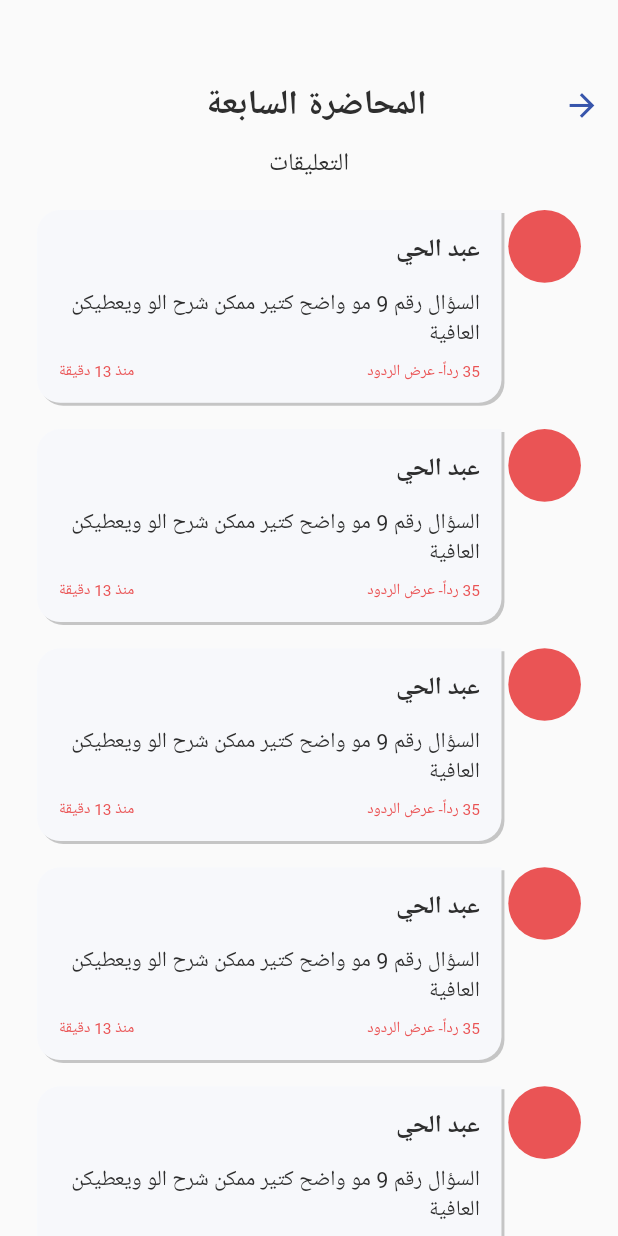
After one commit to AbdullahSh-25/ez-learn, a Flutter app: the CommentScreen screen opened directly, on a phone screen of 412 x 824 dp. The commit adds this screen. Run offline on Flutter 3.47's test engine with Material 2 defaults, Android fonts, the phone set to English and light mode, and no system bars; our stand-ins replace bloc, dio, equatable, flutter_bloc, flutter_screenutil, flutter_svg and 2 more; missing offline and left inert: comment_tree, flutter_fancy_tree_view; Roboto replaces fonts that are missing (Almarai).

Commit message:
comment and some fix

```diff
--- a/lib/features/auth/presentation/ui/screen/sign_in.dart
+++ b/lib/features/auth/presentation/ui/screen/sign_in.dart
@@ -18,8 +18,11 @@ class SignInScreen extends StatelessWidget {
     return Scaffold(
       resizeToAvoidBottomInset: false,
       body: Stack(
+        fit: StackFit.expand,
         children: [
-          const BackgroundImage(image: 'assets/images/Group 47934.svg'),
+          BackgroundImage(
+            image: 'assets/images/Group 47934.svg',
+          ),
           Padding(
             padding: REdgeInsetsDirectional.only(top: 162, bottom: 162, start: 25, end: 25),
             child: CardSignIn(),
--- /dev/null
+++ b/lib/features/comment/presentation/ui/screen/comment_screen.dart
@@ -0,0 +1,53 @@
+import 'package:ez_learn/core/common/config/theme/colors.dart';
+import 'package:ez_learn/features/comment/presentation/ui/screen/comment_reply.dart';
+import 'package:ez_learn/features/comment/presentation/ui/widget/comment_item.dart';
+import 'package:ez_learn/features/lectures_details/presentation/ui/widget/coustom_appbar_lecture.dart';
+import 'package:flutter/material.dart';
+import 'package:flutter_screenutil/flutter_screenutil.dart';
+
+class CommentScreen extends StatelessWidget {
+  const CommentScreen({super.key});
+
+  @override
+  Widget build(BuildContext context) {
+    return Scaffold(
+      body: Container(
+        height: MediaQuery.of(context).size.height,
+        child: Column(
+          children: [
+            45.verticalSpace,
+            const CustomAppBar(
+              text: 'المحاضرة السابعة',
+            ),
+            3.verticalSpace,
+            Center(
+              child: Text(
+                'التعليقات',
+                style: Theme.of(context).textTheme.titleMedium,
+              ),
+            ),
+            20.verticalSpace,
+            Expanded(
+              child: Padding(
+                padding: EdgeInsets.symmetric(
+                  horizontal: 24.r,
+                ),
+                child: ListView.builder(
+                  itemCount: 10,
+                  itemBuilder: (context, index) => GestureDetector(
+                    onTap: () {
+                      Navigator.of(context).push(MaterialPageRoute(
+                        builder: (context) => MyTreeView(),
+                      ));
+                    },
+                    child: CommentItem(),
+                  ),
+                ),
+              ),
+            ),
+          ],
+        ),
+      ),
+    );
+  }
+}
--- /dev/null
+++ b/lib/features/comment/presentation/ui/widget/comment_item.dart
@@ -0,0 +1,96 @@
+import 'package:ez_learn/core/common/config/theme/colors.dart';
+import 'package:flutter/material.dart';
+import 'package:flutter_screenutil/flutter_screenutil.dart';
+
+class CommentItem extends StatelessWidget {
+  const CommentItem({super.key});
+
+  @override
+  Widget build(BuildContext context) {
+    return Padding(
+      padding: EdgeInsets.only(bottom: 17.r),
+      child: Row(
+        crossAxisAlignment: CrossAxisAlignment.start,
+        children: [
+          Container(
+            width: 47.r,
+            height: 47.r,
+            decoration: BoxDecoration(
+              color: AppColors.red,
+              borderRadius: BorderRadius.circular(100.r),
+            ),
+          ),
+          SizedBox(
+            width: 4.w,
+          ),
+          Expanded(
+            child: Container(
+              padding: EdgeInsets.all(14.r),
+              decoration: BoxDecoration(
+                color: Color(0xff24C5CEE6),
+                borderRadius: BorderRadius.only(
+                  topLeft: Radius.circular(15.r),
+                  bottomLeft: Radius.circular(15.r),
+                  bottomRight: Radius.circular(15.r),
+                ),
+                boxShadow: const [
+                  BoxShadow(
+                    color: Color(
+                      0xff36000000,
+                    ),
+                    offset: Offset(
+                      2.0,
+                      2.0,
+                    ),
+                  ),
+                  BoxShadow(
+                    color: Colors.white,
+                    offset: Offset(0.0, 0.0),
+                    blurRadius: 0.0,
+                    spreadRadius: 0.0,
+                  ),
+                ],
+              ),
+              child: Column(
+                crossAxisAlignment: CrossAxisAlignment.start,
+                children: [
+                  Text(
+                    'عبد الحي',
+                    style: Theme.of(context).textTheme.titleLarge,
+                  ),
+                  SizedBox(
+                    height: 16.h,
+                  ),
+                  Text(
+                    'السؤال رقم 9 مو واضح كتير ممكن شرح الو ويعطيكن العافية ',
+                    style: Theme.of(context).textTheme.bodyMedium,
+                  ),
+                  SizedBox(
+                    height: 7.h,
+                  ),
+                  Row(
+                    mainAxisAlignment: MainAxisAlignment.spaceBetween,
+                    children: [
+                      Text(
+                        '35 رداً- عرض الردود',
+                        style: Theme.of(context).textTheme.labelMedium?.copyWith(
+                              color: const Color(0xffEA5455),
+                            ),
+                      ),
+                      Text(
+                        'منذ 13 دقيقة',
+                        style: Theme.of(context).textTheme.labelMedium?.copyWith(
+                              color: const Color(0xffEA5455),
+                            ),
+                      ),
+                    ],
+                  ),
+                ],
+              ),
+            ),
+          ),
+        ],
+      ),
+    );
+  }
+}
--- a/lib/features/lectures_details/presentation/ui/widget/custom_component_details.dart
+++ b/lib/features/lectures_details/presentation/ui/widget/custom_component_details.dart
@@ -1,3 +1,4 @@
+import 'package:dio/dio.dart';
 import 'package:ez_learn/core/common/widgets/custom_page_route.dart';
 import 'package:ez_learn/core/constant/strings/app_string.dart';
 import 'package:ez_learn/features/lectures_details/presentation/ui/widget/row_component.dart';
@@ -37,8 +38,8 @@ class CustomComponentDetails extends StatelessWidget {
             },
           ),
           18.verticalSpace,
-           RowComponents(
-            onTap: (){
+          RowComponents(
+            onTap: () {
               Navigator.of(context).push(CustomPageRoute(
                 child: const QuizScreen(),
               ));
--- a/lib/features/supported_vidieos/presentation/ui/widget/video_item.dart
+++ b/lib/features/supported_vidieos/presentation/ui/widget/video_item.dart
@@ -19,7 +19,7 @@ class VideoItem extends StatelessWidget {
   Widget build(BuildContext context) {
     return SizedBox(
       height: 90.h,
-      width: MediaQuery.sizeOf(context).width,
+      width: MediaQuery.of(context).size.width,
       child: Row(
         mainAxisAlignment: MainAxisAlignment.start,
         children: [
@@ -45,7 +45,7 @@ class VideoItem extends StatelessWidget {
                   ),
                 ),
                 SizedBox(
-                  width: MediaQuery.sizeOf(context).width - 152.w,
+                  width: MediaQuery.of(context).size.width - 152.w,
                   child: Row(
                     mainAxisAlignment: MainAxisAlignment.spaceBetween,
                     children: [
--- a/pubspec.yaml
+++ b/pubspec.yaml
@@ -35,7 +35,9 @@ dependencies:
   provider: ^6.0.5
   reactive_forms: ^15.0.0
   like_button: ^2.0.5
-  youtube_player_flutter: ^8.1.2
+  # youtube_player_flutter: ^8.1.2
+  comment_tree: ^0.3.0
+  flutter_fancy_tree_view: ^1.1.1
 
 dev_dependencies:
   flutter_test:
```
Also changed, not shown: lib/features/auth/presentation/ui/screen/sign_up.dart (+4 -3 lines), lib/features/comment/presentation/ui/screen/comment_reply.dart (added, +128 -0 lines), lib/features/lectures_details/presentation/ui/screen/lectures_details_screen.dart (+43 -39 lines), lib/features/supported_vidieos/presentation/ui/screen/view_video.dart (+24 -23 lines), pubspec.lock.
